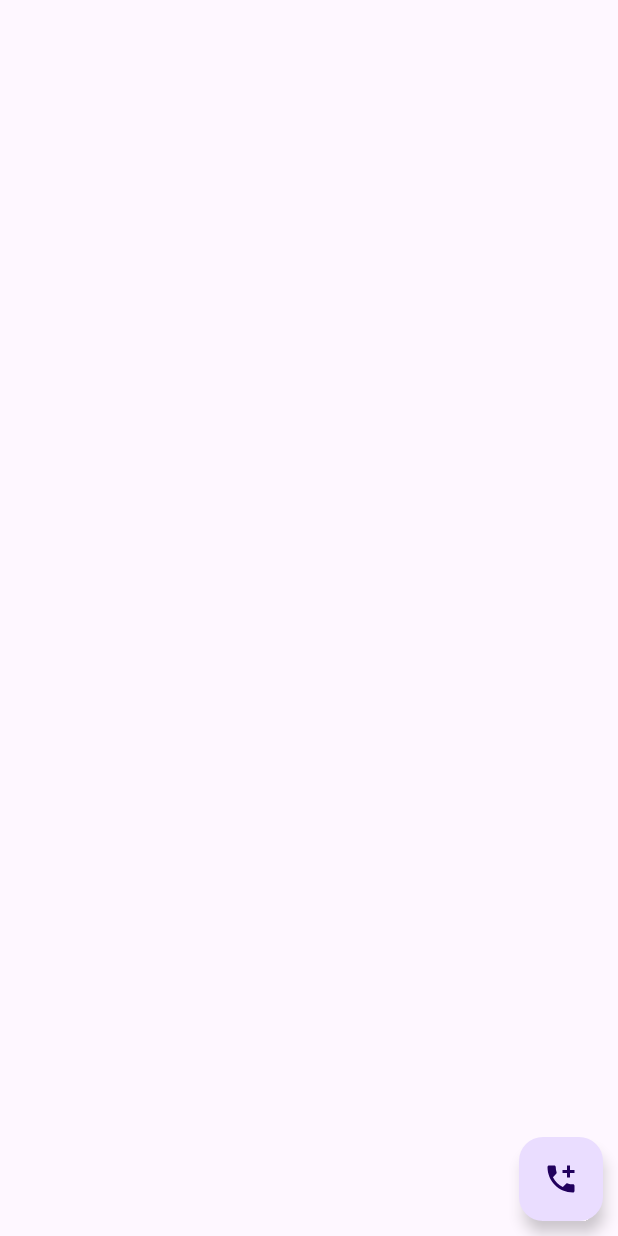
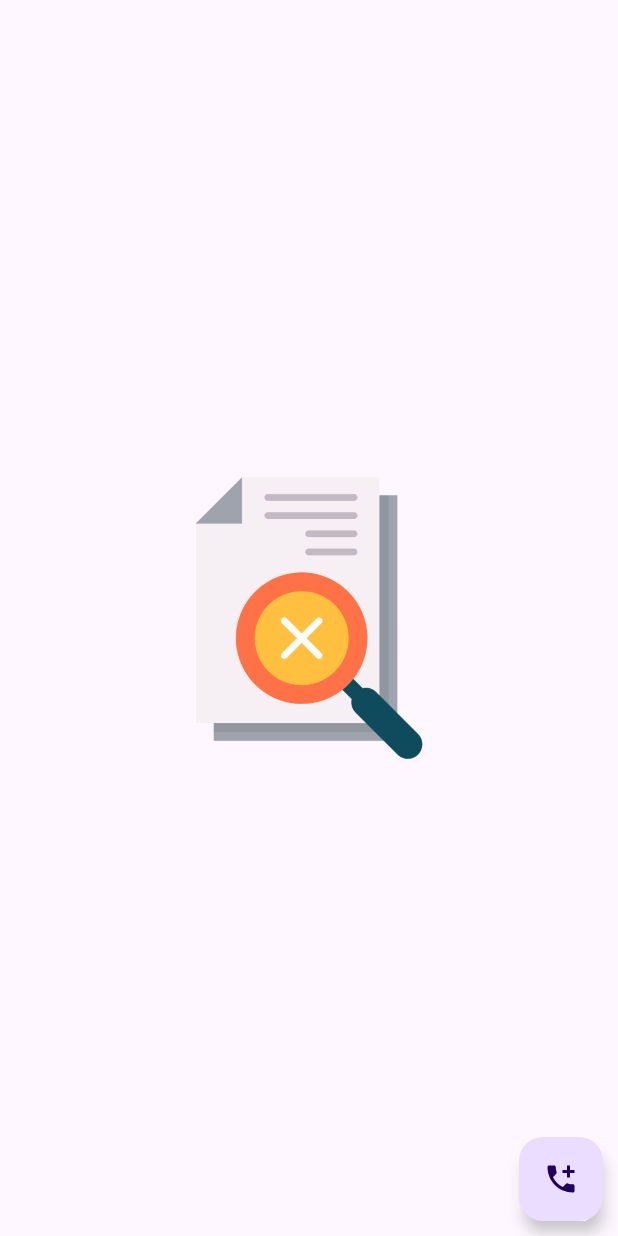
Before and after one commit to codermaster2004/ContactBookOne, an Android app: the screen it shows after launch (MainActivity), on a phone screen of 412 x 824 dp. Run offline under Robolectric (Android 15) with nearby library versions, the phone set to English and light mode, and no system bars.

Commit message:
Initial commit

```diff
--- a/app/src/main/java/com/example/contactbookone/Datahelper.java
+++ b/app/src/main/java/com/example/contactbookone/Datahelper.java
@@ -50,4 +50,10 @@ public class Datahelper extends SQLiteOpenHelper {
 
         return cursor;
     }
+
+    public void deleteMyContact(int userid) {
+        String qry = "delete from MyContacts where id='"+userid+"'";
+        SQLiteDatabase sqLiteDatabase = getWritableDatabase();
+        sqLiteDatabase.execSQL(qry);
+    }
 }
--- a/app/src/main/java/com/example/contactbookone/MainActivity.java
+++ b/app/src/main/java/com/example/contactbookone/MainActivity.java
@@ -8,6 +8,7 @@ import android.database.Cursor;
 import android.os.Bundle;
 import android.view.View;
 import android.widget.Button;
+import android.widget.ImageView;
 
 import com.google.android.material.floatingactionbutton.FloatingActionButton;
 
@@ -18,7 +19,7 @@ import java.util.Comparator;
 public class MainActivity extends AppCompatActivity {
 
     FloatingActionButton btnphone;
-
+ImageView ivNoData;
     RecyclerView recyclerView;
 
     ArrayList<UserData> userDatalist = new ArrayList<>();
@@ -31,6 +32,7 @@ public class MainActivity extends AppCompatActivity {
 
         btnphone = findViewById(R.id.btnphone);
         recyclerView = findViewById(R.id.recyclerView);
+        ivNoData = findViewById(R.id.ivNoData);
 
         getAllData();
 
@@ -70,6 +72,7 @@ public class MainActivity extends AppCompatActivity {
 //
 //        Collections.sort(userDatalist, Collections.reverseOrder());
 
+        if(userDatalist.size()>0){
             Collections.sort(userDatalist, new Comparator<UserData>() {
                 @Override
                 public int compare(UserData o1, UserData o2) {
@@ -77,10 +80,18 @@ public class MainActivity extends AppCompatActivity {
                 }
             });
 
-
-
             ContactAdapter contactAdapter = new ContactAdapter(MainActivity.this,userDatalist);
             recyclerView.setAdapter(contactAdapter);
 
+            recyclerView.setVisibility(View.VISIBLE);
+            ivNoData.setVisibility(View.GONE);
+        }
+        else {
+
+            recyclerView.setVisibility(View.GONE);
+            ivNoData.setVisibility(View.VISIBLE);
+        }
+
+
     }
 }
--- /dev/null
+++ b/app/src/main/res/drawable/baseline_more_vert_24.xml
@@ -0,0 +1,5 @@
+<vector android:height="24dp" android:tint="#000000"
+    android:viewportHeight="24" android:viewportWidth="24"
+    android:width="24dp" xmlns:android="http://schemas.android.com/apk/res/android">
+    <path android:fillColor="@android:color/white" android:pathData="M12,8c1.1,0 2,-0.9 2,-2s-0.9,-2 -2,-2 -2,0.9 -2,2 0.9,2 2,2zM12,10c-1.1,0 -2,0.9 -2,2s0.9,2 2,2 2,-0.9 2,-2 -0.9,-2 -2,-2zM12,16c-1.1,0 -2,0.9 -2,2s0.9,2 2,2 2,-0.9 2,-2 -0.9,-2 -2,-2z"/>
+</vector>
--- a/app/src/main/res/layout/activity_main.xml
+++ b/app/src/main/res/layout/activity_main.xml
@@ -16,6 +16,14 @@
         android:layout_margin="5dp"
         android:id="@+id/recyclerView"/>
 
+    <ImageView
+        android:id="@+id/ivNoData"
+        android:layout_width="200dp"
+        android:layout_height="200dp"
+        android:visibility="gone"
+        android:layout_centerInParent="true"
+        android:src="@drawable/ic_nodata"/>
+
     <com.google.android.material.floatingactionbutton.FloatingActionButton
         android:id="@+id/btnphone"
         android:layout_width="wrap_content"
```
Also changed, not shown: app/src/main/java/com/example/contactbookone/ContactAdapter.java (+48 -2 lines), app/src/main/res/layout/contact_items_layout.xml (+8 -0 lines), app/src/main/res/menu/more_option_menu.xml (added, +11 -0 lines), app/src/main/res/drawable/ic_nodata.png (added). Lines whose indentation alone changed are shown as unchanged.
